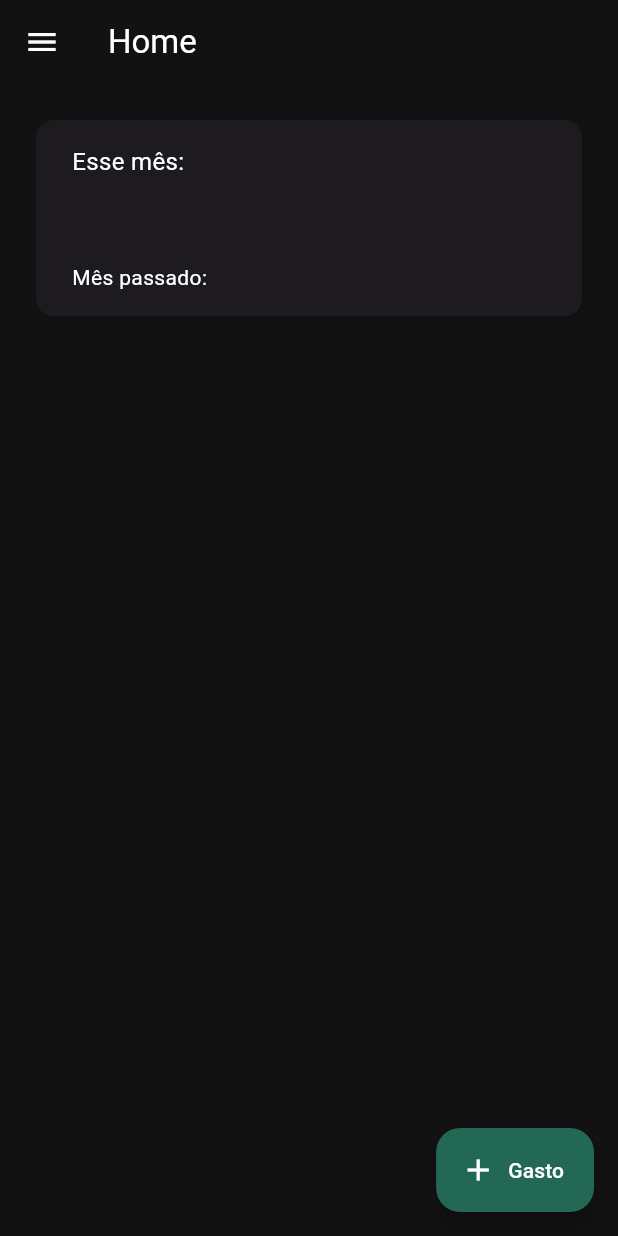
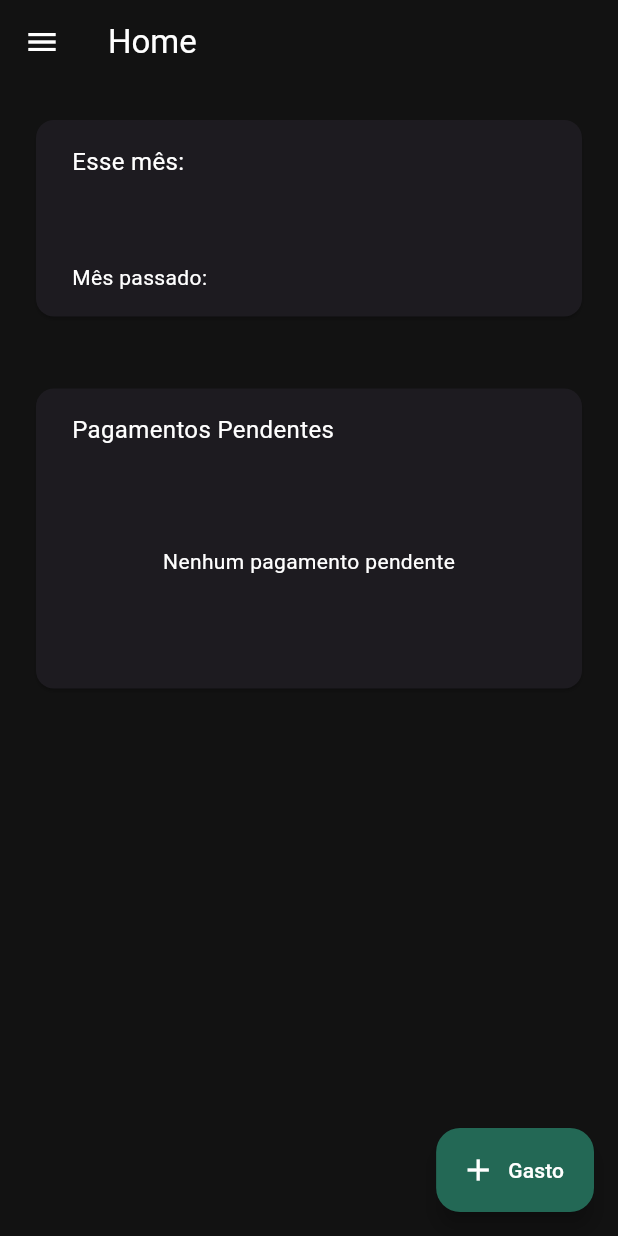
Before and after one commit to collbreno/xpenses, a Flutter app: the screen it shows after launch, on a phone screen of 412 x 824 dp. Run offline on Flutter 3.47's test engine with Material 3 defaults, Android fonts, the phone set to English and light mode, and no system bars; our stand-ins replace drift, drift_flutter, equatable, flutter_bloc, go_router, material_design_icons_flutter and 3 more; missing offline and left inert: drift_db_viewer, money2; accounts and stored records are empty; generated files the repository leaves out were written again.

Commit message:
implementing pending payments card

```diff
--- /dev/null
+++ b/lib/bloc/pending_payments_state.dart
@@ -0,0 +1,23 @@
+part of 'pending_payments_cubit.dart';
+
+class PendingPaymentsState extends Equatable {
+  final AsyncData<List<PendingPayment>> list;
+
+  const PendingPaymentsState.initial() : list = const AsyncData.nothing();
+
+  const PendingPaymentsState._({
+    required this.list,
+  });
+
+  PendingPaymentsState copy({
+    AsyncData<List<PendingPayment>>? list,
+  }) =>
+      PendingPaymentsState._(
+        list: list ?? this.list,
+      );
+
+  @override
+  List<Object?> get props => [
+        list,
+      ];
+}
--- a/lib/database/i_database.dart
+++ b/lib/database/i_database.dart
@@ -2,6 +2,7 @@ import 'package:flutter/material.dart';
 import 'package:money2/money2.dart';
 import 'package:xpenses/models/expense_model.dart';
 import 'package:xpenses/models/installment_model.dart';
+import 'package:xpenses/models/pending_payment.dart';
 import 'package:xpenses/models/tag_model.dart';
 import 'package:xpenses/utils/month.dart';
 
@@ -13,4 +14,5 @@ abstract class IAppDatabase {
   Stream<Money> watchTotalByMonth(Month month);
   Future<int> addExpense(Expense model);
   Future<DateTimeRange> getExpensesDateTimeRange();
+  Stream<List<PendingPayment>> watchPendingPayments(DateTime until);
 }
--- /dev/null
+++ b/lib/models/pending_payment.dart
@@ -0,0 +1,18 @@
+import 'package:equatable/equatable.dart';
+import 'package:money2/money2.dart';
+
+class PendingPayment extends Equatable {
+  final String name;
+  final Money value;
+
+  const PendingPayment({
+    required this.name,
+    required this.value,
+  });
+
+  @override
+  List<Object?> get props => [
+        name,
+        value,
+      ];
+}
--- a/lib/pages/home_page.dart
+++ b/lib/pages/home_page.dart
@@ -6,21 +6,32 @@ import 'package:go_router/go_router.dart';
 import 'package:material_design_icons_flutter/material_design_icons_flutter.dart';
 import 'package:package_info_plus/package_info_plus.dart';
 import 'package:xpenses/bloc/month_total_cubit.dart';
+import 'package:xpenses/bloc/pending_payments_cubit.dart';
 import 'package:xpenses/database/database.dart';
 import 'package:xpenses/database/i_database.dart';
 import 'package:xpenses/go_router_builder.dart';
 import 'package:xpenses/route_params/expense_form_route_params.dart';
 import 'package:xpenses/widgets/cards/month_total_card.dart';
+import 'package:xpenses/widgets/cards/pending_payments_card.dart';
 
 class HomePage extends StatelessWidget {
   const HomePage({super.key});
 
   @override
   Widget build(BuildContext context) {
-    return BlocProvider(
-      create: (context) => MonthTotalCubit(
-        context.read<IAppDatabase>(),
-      )..load(),
+    return MultiBlocProvider(
+      providers: [
+        BlocProvider(
+          create: (context) => MonthTotalCubit(
+            context.read<IAppDatabase>(),
+          )..load(),
+        ),
+        BlocProvider(
+          create: (context) => PendingPaymentsCubit(
+            context.read<IAppDatabase>(),
+          )..load(),
+        ),
+      ],
       child: Scaffold(
         drawer: Drawer(
           child: ListView(
@@ -43,7 +54,8 @@ class HomePage extends StatelessWidget {
         ),
         body: ListView(
           children: [
-            _buildTotalMonthCard(),
+            _buildMonthTotalCard(),
+            _buildPendingPaymentsCard(),
           ],
         ),
         floatingActionButton: _buildFAB(),
@@ -63,10 +75,18 @@ class HomePage extends StatelessWidget {
     });
   }
 
-  Widget _buildTotalMonthCard() {
+  Widget _buildMonthTotalCard() {
     return BlocBuilder<MonthTotalCubit, MonthTotalState>(
       builder: (context, state) {
         return MonthTotalCard(state);
+      },
+    );
+  }
+
+  Widget _buildPendingPaymentsCard() {
+    return BlocBuilder<PendingPaymentsCubit, PendingPaymentsState>(
+      builder: (context, state) {
+        return PendingPaymentsCard(state);
       },
     );
   }
--- a/lib/widgets/cards/month_total_card.dart
+++ b/lib/widgets/cards/month_total_card.dart
@@ -1,8 +1,8 @@
 import 'package:flutter/material.dart';
-import 'package:shimmer/shimmer.dart';
 import 'package:xpenses/bloc/month_total_cubit.dart';
 import 'package:xpenses/go_router_builder.dart';
 import 'package:xpenses/widgets/async_data_builder.dart';
+import 'package:xpenses/widgets/text_placeholder.dart';
 
 class MonthTotalCard extends StatelessWidget {
   final MonthTotalState state;
@@ -31,14 +31,15 @@ class MonthTotalCard extends StatelessWidget {
               ),
               AsyncDataBuilder(
                 state: state.thisMonth,
-                loadingBuilder: (context) => _buildShimmer(Size(120, 36)),
+                loadingBuilder: (context) =>
+                    const TextPlaceholder(Size(120, 36)),
                 builder: (context, data) {
                   return SizedBox(
                     height: 36,
                     child: FittedBox(
                       child: Text(
                         data.toString(),
-                        style: TextStyle(fontWeight: FontWeight.w500),
+                        style: const TextStyle(fontWeight: FontWeight.w500),
                       ),
                     ),
                   );
@@ -52,7 +53,8 @@ class MonthTotalCard extends StatelessWidget {
                   const SizedBox(width: 6),
                   AsyncDataBuilder(
                     state: state.prevMonth,
-                    loadingBuilder: (context) => _buildShimmer(Size(80, 24)),
+                    loadingBuilder: (context) =>
+                        const TextPlaceholder(Size(80, 24)),
                     builder: (context, data) {
                       return SizedBox(
                         height: 24,
@@ -68,19 +70,4 @@ class MonthTotalCard extends StatelessWidget {
       ),
     );
   }
-
-  Widget _buildShimmer(Size size) {
-    return Shimmer.fromColors(
-      baseColor: Colors.grey.shade800,
-      highlightColor: Colors.grey.shade600,
-      child: Container(
-        width: size.width,
-        height: size.height,
-        decoration: BoxDecoration(
-          borderRadius: BorderRadius.circular(8),
-          color: Colors.white,
-        ),
-      ),
-    );
-  }
 }
--- /dev/null
+++ b/lib/widgets/cards/pending_payments_card.dart
@@ -0,0 +1,74 @@
+import 'package:flutter/material.dart';
+import 'package:xpenses/bloc/pending_payments_cubit.dart';
+import 'package:xpenses/widgets/async_data_builder.dart';
+import 'package:xpenses/widgets/text_placeholder.dart';
+
+class PendingPaymentsCard extends StatelessWidget {
+  final PendingPaymentsState state;
+  const PendingPaymentsCard(this.state, {super.key});
+
+  @override
+  Widget build(BuildContext context) {
+    return Card(
+      clipBehavior: Clip.antiAlias,
+      margin: const EdgeInsets.all(24),
+      child: ConstrainedBox(
+        constraints: const BoxConstraints(maxHeight: 200),
+        child: Padding(
+          padding: const EdgeInsets.symmetric(
+            horizontal: 24,
+            vertical: 16,
+          ),
+          child: Column(
+            crossAxisAlignment: CrossAxisAlignment.start,
+            children: [
+              const Text(
+                'Pagamentos Pendentes',
+                style: TextStyle(fontSize: 16),
+              ),
+              const SizedBox(height: 8),
+              Expanded(
+                child: AsyncDataBuilder(
+                  state: state.list,
+                  loadingBuilder: _buildLoading,
+                  builder: (context, data) {
+                    if (data.isEmpty) {
+                      return const Center(
+                        child: Text('Nenhum pagamento pendente'),
+                      );
+                    }
+                    return ListView.builder(
+                      itemCount: data.length,
+                      itemBuilder: (context, index) {
+                        final payment = data[index];
+                        return ListTile(
+                          contentPadding: EdgeInsets.zero,
+                          dense: true,
+                          title: Text(payment.name),
+                          trailing: Text(payment.value.toString()),
+                        );
+                      },
+                    );
+                  },
+                ),
+              ),
+            ],
+          ),
+        ),
+      ),
+    );
+  }
+
+  Widget _buildLoading(context) {
+    return const Column(
+      children: [
+        SizedBox(height: 8),
+        TextPlaceholder(Size(double.infinity, 32)),
+        SizedBox(height: 8),
+        TextPlaceholder(Size(double.infinity, 32)),
+        SizedBox(height: 8),
+        TextPlaceholder(Size(double.infinity, 32)),
+      ],
+    );
+  }
+}
```
Also changed, not shown: lib/bloc/pending_payments_cubit.dart (added, +36 -0 lines), lib/database/database.dart (+25 -0 lines), lib/widgets/text_placeholder.dart (added, +23 -0 lines), 2 other files.
